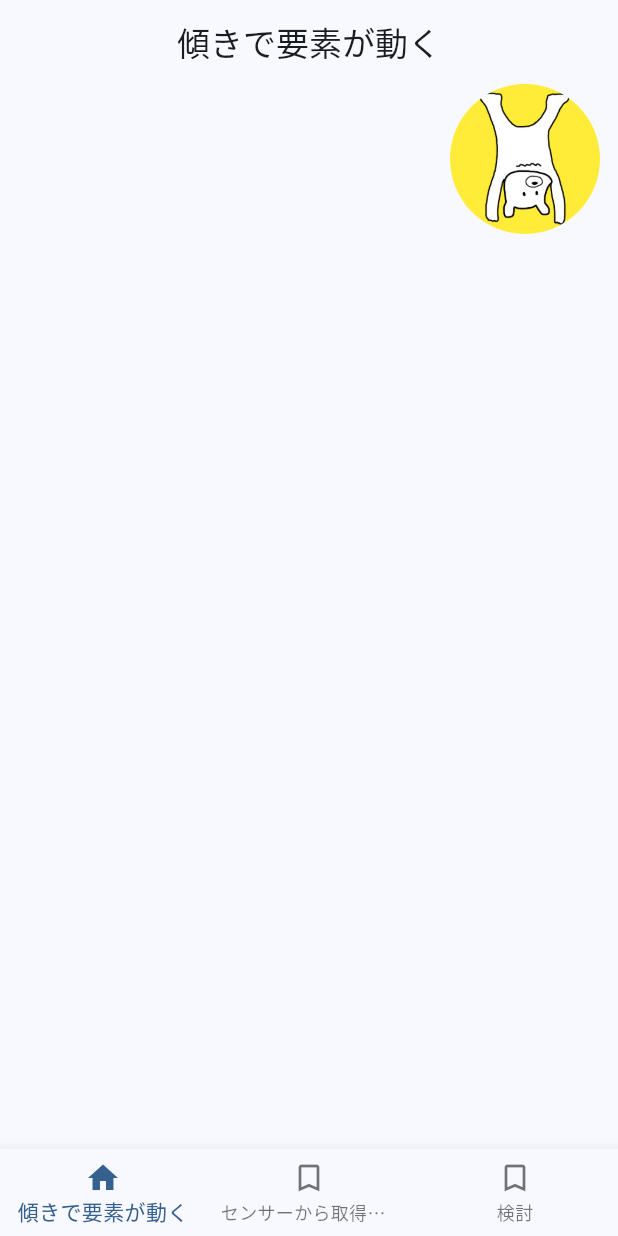
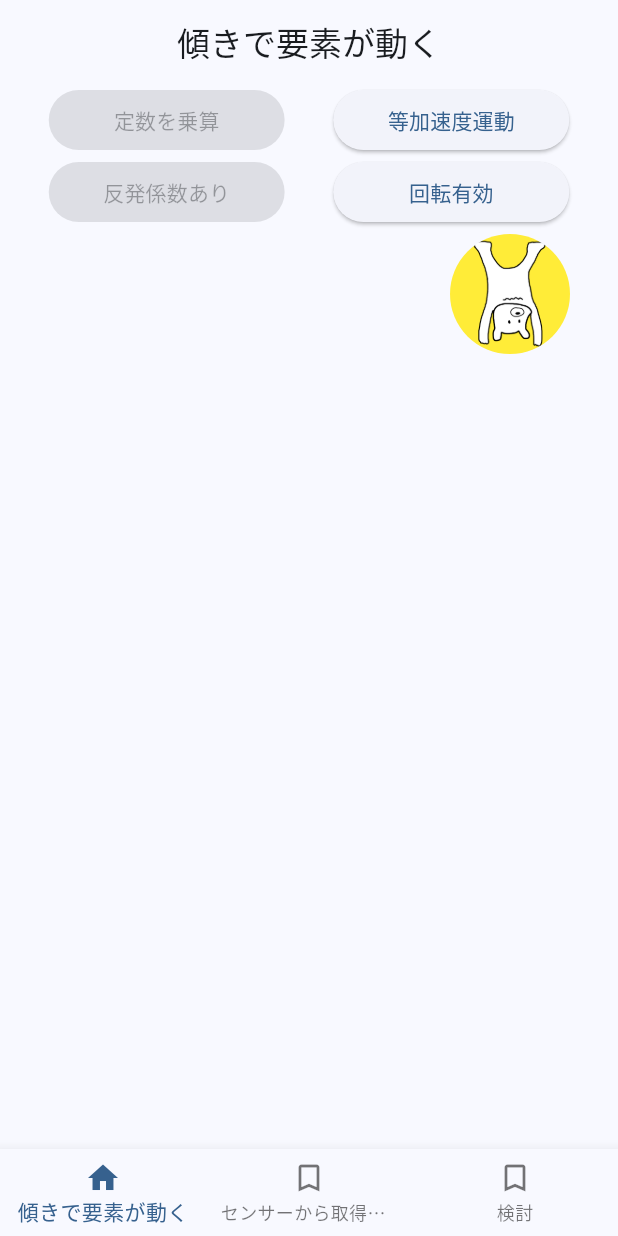
Before and after one commit to beeeyan/gyro_app, a Flutter app: the screen it shows after launch, on a phone screen of 412 x 824 dp. Run offline on Flutter 3.47's test engine with Material 3 defaults, Android fonts, the phone set to English and light mode, and no system bars; our stand-ins replace flutter_screenutil, gap, go_router, hooks_riverpod, logger, sensors_plus; statements that could not run were skipped.

Commit message:
ボタン押下で状態を変化できるようにする

```diff
--- a/lib/feature/tilt_move/tilt_move.dart
+++ b/lib/feature/tilt_move/tilt_move.dart
@@ -1,7 +1,9 @@
 import 'dart:async';
+import 'dart:math';
 import 'dart:ui';
 
 import 'package:flutter/material.dart';
+import 'package:flutter_screenutil/flutter_screenutil.dart';
 import 'package:sensors_plus/sensors_plus.dart';
 
 import '../../gen/assets.gen.dart';
@@ -18,16 +20,28 @@ class TiltMovePage extends StatefulWidget {
 
 class _TiltMovePageState extends State<TiltMovePage>
     with SingleTickerProviderStateMixin {
-  UserAccelerometerEvent? _userAccelerometerEvent;
-  AccelerometerEvent? _accelerometerEvent;
-  GyroscopeEvent? _gyroscopeEvent;
-  MagnetometerEvent? _magnetometerEvent;
-
   final _streamSubscriptions = <StreamSubscription<dynamic>>[];
   // widgetの位置
   double widgetX = 0;
   double widgetY = 0;
-  final boxSize = 100.0;
+  // 今の加速度
+  double accelX = 0;
+  double accelY = 0;
+  // 前回の加速度
+  double preAccelX = 0;
+  double preAccelY = 0;
+
+  // 速度
+  double velX = 0;
+  double velY = 0;
+  Timer? _timer;
+  // 跳ね返り係数
+  double bounceFactor = 0;
+  bool isPhysics = false;
+  bool isRotate = false;
+  final timerMilliseconds = 10;
+  final buttonArea = 100.0;
+  final boxSize = 80.0;
 
   @override
   void initState() {
@@ -38,43 +52,22 @@ class _TiltMovePageState extends State<TiltMovePage>
     final viewWidth = view.physicalSize.shortestSide / view.devicePixelRatio;
     final viewHeight = view.physicalSize.longestSide / view.devicePixelRatio -
         kBottomNavigationBarHeight -
-        kToolbarHeight;
+        kToolbarHeight -
+        buttonArea;
     // 初期値
     widgetX = viewWidth / 2;
     widgetY = 0;
 
-    _streamSubscriptions
-      ..add(
-        userAccelerometerEventStream().listen(
-          (UserAccelerometerEvent event) {
-            setState(() {
-              _userAccelerometerEvent = event;
-            });
-          },
-          onError: (e) {
-            showDialog<Widget>(
-              context: context,
-              builder: (context) {
-                return const AlertDialog(
-                  title: Text('センサーが見つかりません'),
-                  content: Text(
-                    '使用中のデバイスでは「ユーザー加速度センサー」が搭載されていない可能性があります',
-                  ),
-                );
-              },
-            );
-          },
-          cancelOnError: true,
-        ),
-      )
-      ..add(
+    _streamSubscriptions.add(
       accelerometerEventStream().listen(
         (AccelerometerEvent event) {
           setState(() {
-              _accelerometerEvent = event;
+            accelX = event.x;
+            accelY = event.y;
+            if (!isPhysics) {
               // 新しい位置を計算
-              widgetX -= event.x * 20;
-              widgetY += event.y * 20;
+              widgetX -= accelX * 20;
+              widgetY += accelY * 20;
               // 画面外に出ないようにする
               if (widgetX < 0) {
                 widgetX = 0;
@@ -87,6 +80,45 @@ class _TiltMovePageState extends State<TiltMovePage>
               }
               if (widgetY > viewHeight - boxSize - kBottomNavigationBarHeight) {
                 widgetY = viewHeight - boxSize - kBottomNavigationBarHeight;
+              }
+            }
+          });
+          // 物理演算で計算するためにTimerで値を更新する。
+          _timer = Timer.periodic(Duration(milliseconds: timerMilliseconds),
+              (Timer timer) {
+            if (isPhysics) {
+              final seconds = timerMilliseconds / 1000;
+              // 速度の更新
+              velX -= accelX * seconds;
+              velY += accelY * seconds;
+
+              widgetX += velX * seconds + 1 / 2 * preAccelX * pow(seconds, 2);
+              widgetY += velY * seconds + 1 / 2 * preAccelY * pow(seconds, 2);
+
+              preAccelX = accelX;
+              preAccelY = accelY;
+
+              // // 画面外に出ないようにする
+              if (widgetX < 0) {
+                widgetX = 0;
+                velX *= bounceFactor;
+                preAccelX = 0;
+              }
+              if (widgetY < 0) {
+                widgetY = 0;
+                velY *= bounceFactor;
+                preAccelY = 0;
+              }
+              if (widgetX > viewWidth - boxSize) {
+                widgetX = viewWidth - boxSize;
+                velX *= bounceFactor;
+                preAccelX = 0;
+              }
+              if (widgetY > viewHeight - boxSize - kBottomNavigationBarHeight) {
+                widgetY = viewHeight - boxSize - kBottomNavigationBarHeight;
+                velY *= bounceFactor;
+                preAccelY = 0;
+              }
             }
           });
         },
@@ -110,6 +142,7 @@ class _TiltMovePageState extends State<TiltMovePage>
 
   @override
   void dispose() {
+    _timer?.cancel();
     super.dispose();
     for (final subscription in _streamSubscriptions) {
       subscription.cancel();
@@ -118,12 +151,93 @@ class _TiltMovePageState extends State<TiltMovePage>
 
   @override
   Widget build(BuildContext context) {
-    return Stack(
+    //　傾き取得
+    final rotationAngle = atan2(accelY, accelX);
+
+    return Column(
       children: [
-        const SizedBox.expand(),
+        SizedBox(
+          height: buttonArea,
+          child: Column(
+            children: [
+              Row(
+                mainAxisAlignment: MainAxisAlignment.spaceEvenly,
+                children: [
+                  ElevatedButton(
+                    style: ElevatedButton.styleFrom(
+                      fixedSize: Size(150.w, 30),
+                    ),
+                    onPressed: isPhysics
+                        ? () {
+                            setState(() {
+                              isPhysics = false;
+                              bounceFactor = 0.0;
+                            });
+                          }
+                        : null,
+                    child: const Text('定数を乗算'),
+                  ),
+                  ElevatedButton(
+                    style: ElevatedButton.styleFrom(
+                      fixedSize: Size(150.w, 30),
+                    ),
+                    onPressed: !isPhysics
+                        ? () {
+                            setState(() {
+                              isPhysics = !isPhysics;
+                            });
+                          }
+                        : null,
+                    child: const Text('等加速度運動'),
+                  ),
+                ],
+              ),
+              Row(
+                mainAxisAlignment: MainAxisAlignment.spaceEvenly,
+                children: [
+                  ElevatedButton(
+                    style: ElevatedButton.styleFrom(
+                      fixedSize: Size(150.w, 30),
+                    ),
+                    onPressed: isPhysics
+                        ? () {
+                            setState(() {
+                              if (bounceFactor < 0) {
+                                bounceFactor = 0;
+                              } else {
+                                bounceFactor = - 0.85;
+                              }
+                            });
+                          }
+                        : null,
+                    child: Text(
+                      bounceFactor < 0 ? '反発係数なし' : '反発係数あり',
+                    ),
+                  ),
+                  ElevatedButton(
+                    style: ElevatedButton.styleFrom(
+                      fixedSize: Size(150.w, 30),
+                    ),
+                    onPressed: () {
+                      setState(() {
+                        isRotate = !isRotate;
+                      });
+                    },
+                    child: Text(isRotate ? '回転無効' : '回転有効'),
+                  ),
+                ],
+              ),
+            ],
+          ),
+        ),
+        Expanded(
+          child: Stack(
+            children: [
               Positioned(
                 left: widgetX,
                 top: widgetY,
+                child: Transform.rotate(
+                  angle: isRotate ? rotationAngle : 0,
                   child: Container(
                     height: boxSize,
                     width: boxSize,
@@ -136,6 +250,10 @@ class _TiltMovePageState extends State<TiltMovePage>
                     ),
                   ),
                 ),
+              ),
+            ],
+          ),
+        ),
       ],
     );
   }
```
Lines whose indentation alone changed are shown as unchanged.
